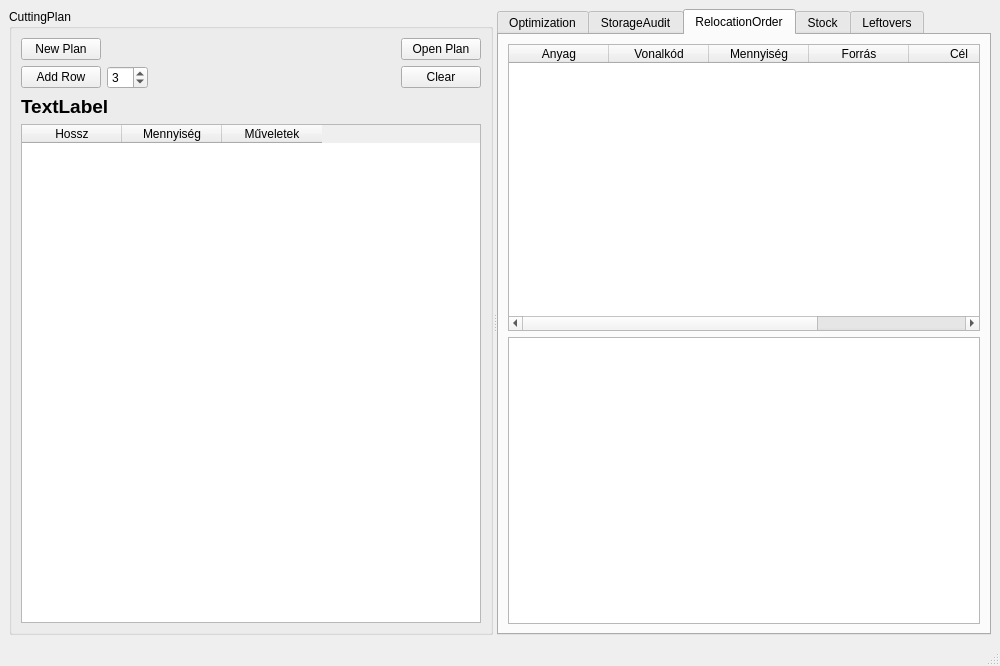
Before: the Qt Designer form view/MainWindow.ui in horvathzoltan/cutplannerpro, drawn with Qt 5.
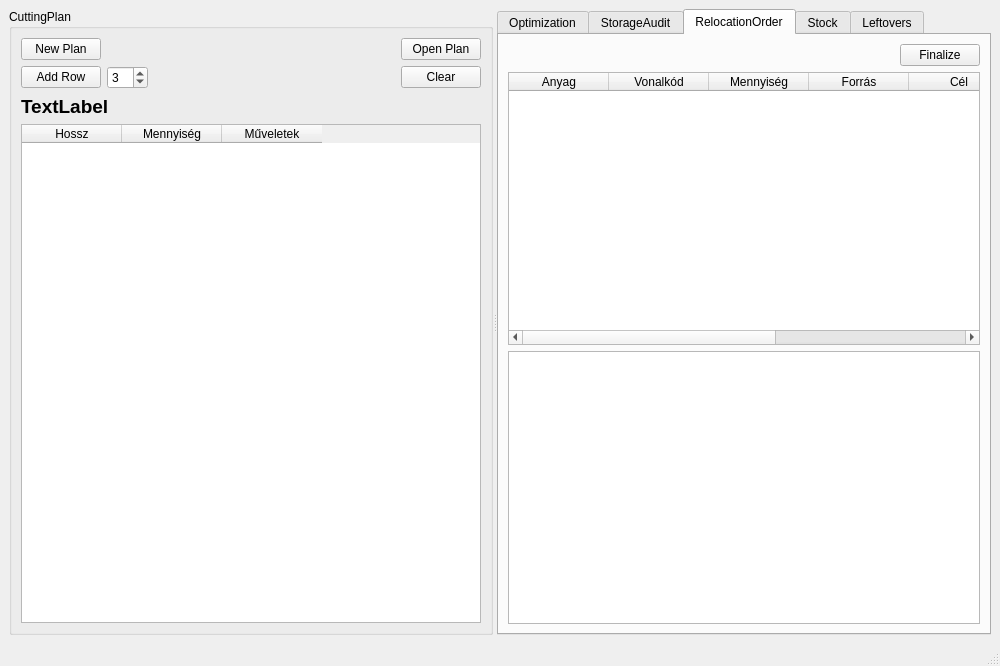
After: the same form once the commit is applied. The open tabs and pages were chosen to show the change.

What changed in the file:
```diff
--- a/view/MainWindow.ui
+++ b/view/MainWindow.ui
@@ -354,6 +354,30 @@
          <string>RelocationOrder</string>
         </attribute>
         <layout class="QVBoxLayout" name="verticalLayout_2">
+         <item>
+          <layout class="QHBoxLayout" name="horizontalLayout_8">
+           <item>
+            <spacer name="horizontalSpacer_3">
+             <property name="orientation">
+              <enum>Qt::Orientation::Horizontal</enum>
+             </property>
+             <property name="sizeHint" stdset="0">
+              <size>
+               <width>40</width>
+               <height>20</height>
+              </size>
+             </property>
+            </spacer>
+           </item>
+           <item>
+            <widget class="QPushButton" name="btn_Finalize_2">
+             <property name="text">
+              <string>Finalize</string>
+             </property>
+            </widget>
+           </item>
+          </layout>
+         </item>
          <item>
           <widget class="QTableWidget" name="tableRelocationOrder">
            <column>
@@ -386,6 +410,11 @@
              <string>Típus</string>
             </property>
            </column>
+           <column>
+            <property name="text">
+             <string>Finalize</string>
+            </property>
+           </column>
           </widget>
          </item>
          <item>
```
